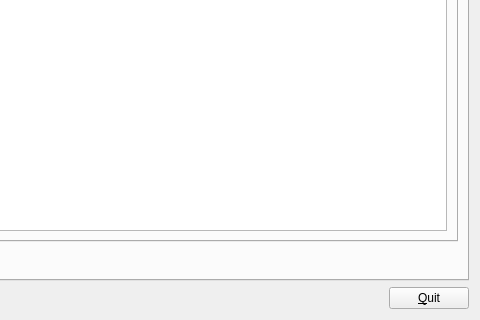
First picture: the form in qtCreatorFiles/ui_manager.ui, repository plomgrading/plom, before the edit; both pictures show x 544 to 1024 and y 340 to 660 of the 1024 by 660 pixel window.
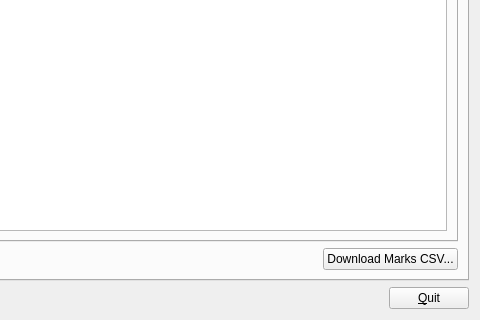
Second picture: the form after the edit. The open tabs and pages were chosen to show the change.

Commit message: WIP on downloading marks.csv from UI

What changed in the file:
```diff
--- a/qtCreatorFiles/ui_manager.ui
+++ b/qtCreatorFiles/ui_manager.ui
@@ -1101,6 +1101,13 @@
            </property>
           </spacer>
          </item>
+         <item>
+          <widget class="QPushButton" name="downloadCSVButton">
+           <property name="text">
+            <string>Download Marks CSV...</string>
+           </property>
+          </widget>
+         </item>
         </layout>
        </item>
       </layout>
```
The commit also changes 3 other files.
